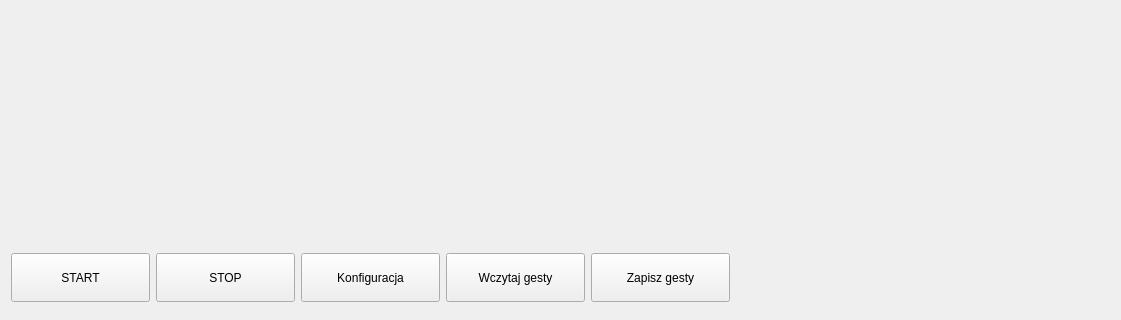
This is mainwindow.ui in tarnowskijan/Projekt_IM__QT as Qt 5 draws it before an edit; both pictures show x 0 to 1121 and y 298 to 618 of the 1251 by 618 pixel window. The edited form follows.
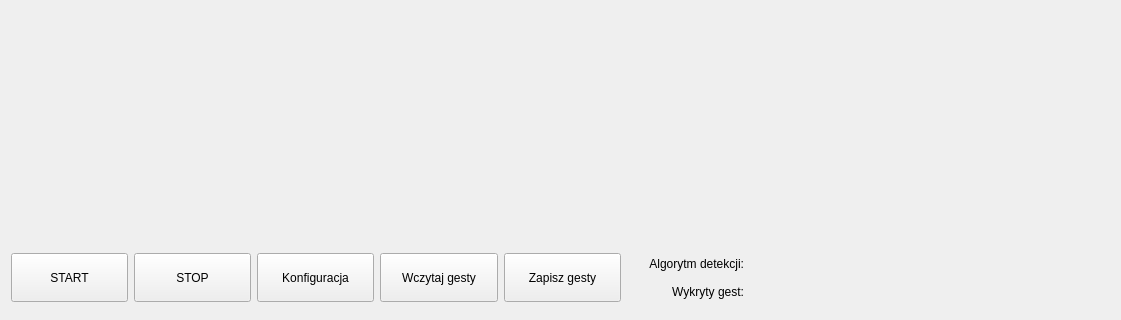
This is the edited form.

```diff
--- a/mainwindow.ui
+++ b/mainwindow.ui
@@ -51,7 +51,7 @@
      <rect>
       <x>0</x>
       <y>540</y>
-      <width>741</width>
+      <width>961</width>
       <height>71</height>
      </rect>
     </property>
@@ -121,6 +121,96 @@
        </property>
       </widget>
      </item>
+     <item>
+      <layout class="QVBoxLayout" name="verticalLayout_2">
+       <item>
+        <widget class="QLabel" name="algStateLabel">
+         <property name="sizePolicy">
+          <sizepolicy hsizetype="Minimum" vsizetype="Minimum">
+           <horstretch>0</horstretch>
+           <verstretch>0</verstretch>
+          </sizepolicy>
+         </property>
+         <property name="minimumSize">
+          <size>
+           <width>70</width>
+           <height>0</height>
+          </size>
+         </property>
+         <property name="text">
+          <string>Algorytm detekcji:</string>
+         </property>
+         <property name="alignment">
+          <set>Qt::AlignRight|Qt::AlignTrailing|Qt::AlignVCenter</set>
+         </property>
+        </widget>
+       </item>
+       <item>
+        <widget class="QLabel" name="detectedGestLabel">
+         <property name="sizePolicy">
+          <sizepolicy hsizetype="Minimum" vsizetype="Preferred">
+           <horstretch>0</horstretch>
+           <verstretch>0</verstretch>
+          </sizepolicy>
+         </property>
+         <property name="minimumSize">
+          <size>
+           <width>70</width>
+           <height>0</height>
+          </size>
+         </property>
+         <property name="text">
+          <string>Wykryty gest:</string>
+         </property>
+         <property name="alignment">
+          <set>Qt::AlignRight|Qt::AlignTrailing|Qt::AlignVCenter</set>
+         </property>
+        </widget>
+       </item>
+      </layout>
+     </item>
+     <item>
+      <layout class="QVBoxLayout" name="verticalLayout">
+       <item>
+        <widget class="QLabel" name="algStateText">
+         <property name="sizePolicy">
+          <sizepolicy hsizetype="Minimum" vsizetype="Preferred">
+           <horstretch>0</horstretch>
+           <verstretch>0</verstretch>
+          </sizepolicy>
+         </property>
+         <property name="minimumSize">
+          <size>
+           <width>200</width>
+           <height>0</height>
+          </size>
+         </property>
+         <property name="text">
+          <string/>
+         </property>
+        </widget>
+       </item>
+       <item>
+        <widget class="QLabel" name="detectedGestText">
+         <property name="sizePolicy">
+          <sizepolicy hsizetype="Minimum" vsizetype="Preferred">
+           <horstretch>0</horstretch>
+           <verstretch>0</verstretch>
+          </sizepolicy>
+         </property>
+         <property name="minimumSize">
+          <size>
+           <width>200</width>
+           <height>0</height>
+          </size>
+         </property>
+         <property name="text">
+          <string/>
+         </property>
+        </widget>
+       </item>
+      </layout>
+     </item>
     </layout>
    </widget>
   </widget>
```
